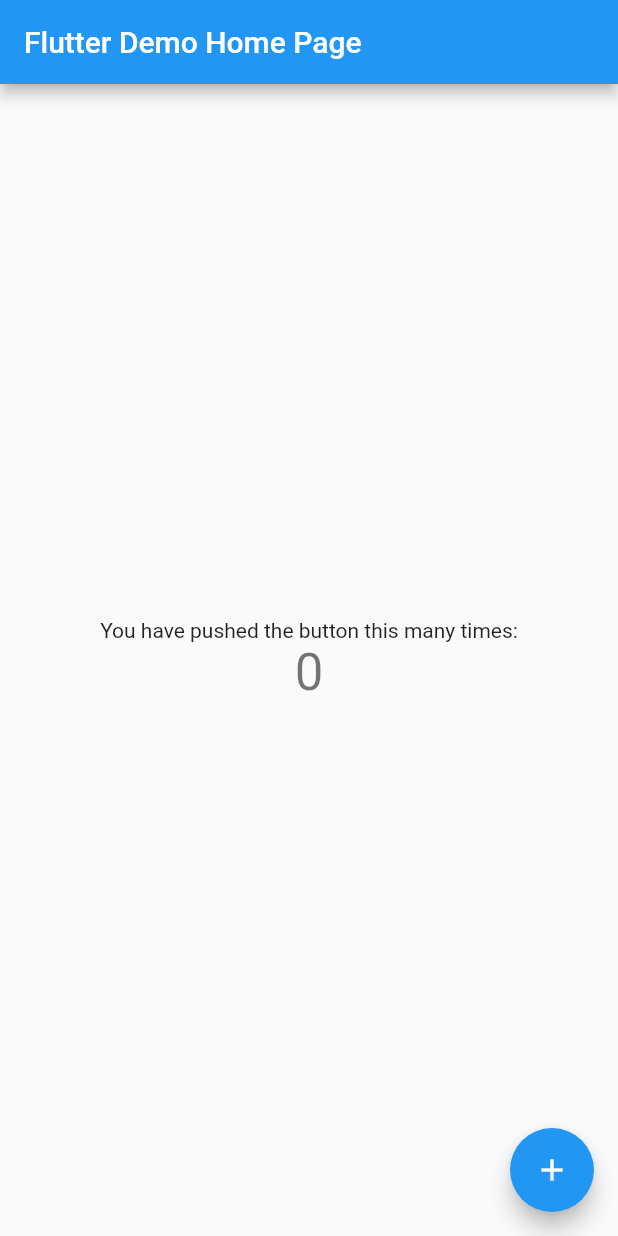
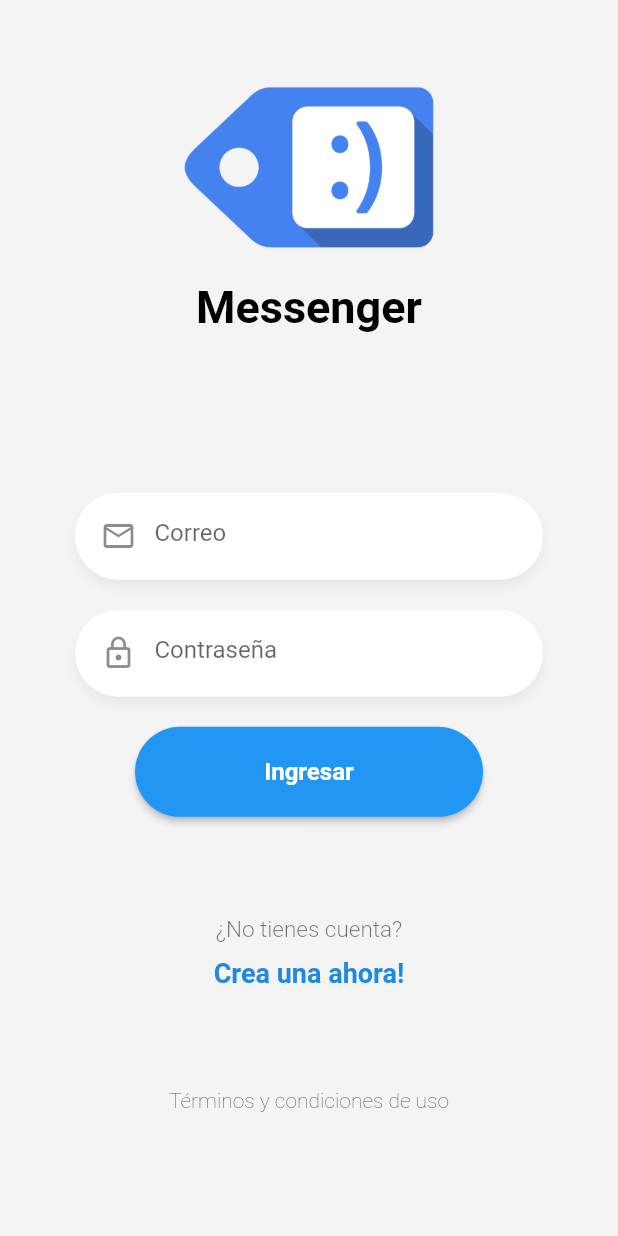
Before and after one commit to LuisPulenta/chat, a Flutter app: the screen it shows after launch, on a phone screen of 412 x 824 dp. Run offline on Flutter 3.47's test engine with Material 2 defaults, Android fonts, the phone set to English and light mode, and no system bars.

Commit message:
Video 58

```diff
--- a/lib/main.dart
+++ b/lib/main.dart
@@ -1,115 +1,16 @@
+import 'package:chat/routes/routes.dart';
 import 'package:flutter/material.dart';
 
-void main() {
-  runApp(const MyApp());
-}
+void main() => runApp(MyApp());
 
 class MyApp extends StatelessWidget {
-  const MyApp({Key? key}) : super(key: key);
-
-  // This widget is the root of your application.
   @override
   Widget build(BuildContext context) {
     return MaterialApp(
-      title: 'Flutter Demo',
-      theme: ThemeData(
-        // This is the theme of your application.
-        //
-        // Try running your application with "flutter run". You'll see the
-        // application has a blue toolbar. Then, without quitting the app, try
-        // changing the primarySwatch below to Colors.green and then invoke
-        // "hot reload" (press "r" in the console where you ran "flutter run",
-        // or simply save your changes to "hot reload" in a Flutter IDE).
-        // Notice that the counter didn't reset back to zero; the application
-        // is not restarted.
-        primarySwatch: Colors.blue,
-      ),
-      home: const MyHomePage(title: 'Flutter Demo Home Page'),
+      debugShowCheckedModeBanner: false,
+      title: 'Chat',
+      initialRoute: 'login',
+      routes: appRoutes,
     );
   }
 }
-
-class MyHomePage extends StatefulWidget {
-  const MyHomePage({Key? key, required this.title}) : super(key: key);
-
-  // This widget is the home page of your application. It is stateful, meaning
-  // that it has a State object (defined below) that contains fields that affect
-  // how it looks.
-
-  // This class is the configuration for the state. It holds the values (in this
-  // case the title) provided by the parent (in this case the App widget) and
-  // used by the build method of the State. Fields in a Widget subclass are
-  // always marked "final".
-
-  final String title;
-
-  @override
-  State<MyHomePage> createState() => _MyHomePageState();
-}
-
-class _MyHomePageState extends State<MyHomePage> {
-  int _counter = 0;
-
-  void _incrementCounter() {
-    setState(() {
-      // This call to setState tells the Flutter framework that something has
-      // changed in this State, which causes it to rerun the build method below
-      // so that the display can reflect the updated values. If we changed
-      // _counter without calling setState(), then the build method would not be
-      // called again, and so nothing would appear to happen.
-      _counter++;
-    });
-  }
-
-  @override
-  Widget build(BuildContext context) {
-    // This method is rerun every time setState is called, for instance as done
-    // by the _incrementCounter method above.
-    //
-    // The Flutter framework has been optimized to make rerunning build methods
-    // fast, so that you can just rebuild anything that needs updating rather
-    // than having to individually change instances of widgets.
-    return Scaffold(
-      appBar: AppBar(
-        // Here we take the value from the MyHomePage object that was created by
-        // the App.build method, and use it to set our appbar title.
-        title: Text(widget.title),
-      ),
-      body: Center(
-        // Center is a layout widget. It takes a single child and positions it
-        // in the middle of the parent.
-        child: Column(
-          // Column is also a layout widget. It takes a list of children and
-          // arranges them vertically. By default, it sizes itself to fit its
-          // children horizontally, and tries to be as tall as its parent.
-          //
-          // Invoke "debug painting" (press "p" in the console, choose the
-          // "Toggle Debug Paint" action from the Flutter Inspector in Android
-          // Studio, or the "Toggle Debug Paint" command in Visual Studio Code)
-          // to see the wireframe for each widget.
-          //
-          // Column has various properties to control how it sizes itself and
-          // how it positions its children. Here we use mainAxisAlignment to
-          // center the children vertically; the main axis here is the vertical
-          // axis because Columns are vertical (the cross axis would be
-          // horizontal).
-          mainAxisAlignment: MainAxisAlignment.center,
-          children: <Widget>[
-            const Text(
-              'You have pushed the button this many times:',
-            ),
-            Text(
-              '$_counter',
-              style: Theme.of(context).textTheme.headline4,
-            ),
-          ],
-        ),
-      ),
-      floatingActionButton: FloatingActionButton(
-        onPressed: _incrementCounter,
-        tooltip: 'Increment',
-        child: const Icon(Icons.add),
-      ), // This trailing comma makes auto-formatting nicer for build methods.
-    );
-  }
-}
--- /dev/null
+++ b/lib/pages/login_page.dart
@@ -0,0 +1,79 @@
+import 'package:chat/widgets/widgets.dart';
+import 'package:flutter/material.dart';
+
+class LoginPage extends StatelessWidget {
+  const LoginPage({Key? key}) : super(key: key);
+
+  @override
+  Widget build(BuildContext context) {
+    return Scaffold(
+      backgroundColor: Color(0xddf2f2f2),
+      body: SafeArea(
+        child: SingleChildScrollView(
+          physics: BouncingScrollPhysics(),
+          child: Container(
+            height: MediaQuery.of(context).size.height * 0.9,
+            child: Column(
+              mainAxisAlignment: MainAxisAlignment.spaceBetween,
+              children: [
+                Logo(titulo: 'Messenger'),
+                _Form(),
+                Labels(
+                  ruta: 'register',
+                  titulo: '¿No tienes cuenta?',
+                  subtitulo: 'Crea una ahora!',
+                ),
+                Text(
+                  'Términos y condiciones de uso',
+                  style: TextStyle(fontWeight: FontWeight.w200),
+                ),
+              ],
+            ),
+          ),
+        ),
+      ),
+    );
+  }
+}
+
+class _Form extends StatefulWidget {
+  @override
+  State<_Form> createState() => __FormState();
+}
+
+class __FormState extends State<_Form> {
+  final emailCtrl = TextEditingController();
+  final passCtrl = TextEditingController();
+
+  @override
+  Widget build(BuildContext context) {
+    return Container(
+      margin: EdgeInsets.only(top: 40),
+      padding: EdgeInsets.symmetric(horizontal: 50),
+      child: Column(
+        children: [
+          CustomInput(
+            icon: Icons.mail_outline,
+            placeholder: 'Correo',
+            keyboardType: TextInputType.emailAddress,
+            textController: emailCtrl,
+          ),
+          CustomInput(
+            icon: Icons.lock_outline,
+            placeholder: 'Contraseña',
+            keyboardType: TextInputType.text,
+            textController: passCtrl,
+            isPassword: true,
+          ),
+          BotonAzul(
+            text: 'Ingresar',
+            onPressed: () {
+              print(emailCtrl.text);
+              print(passCtrl.text);
+            },
+          ),
+        ],
+      ),
+    );
+  }
+}
--- /dev/null
+++ b/lib/pages/pages.dart
@@ -0,0 +1,5 @@
+export 'package:chat/pages/chat_page.dart';
+export 'package:chat/pages/loading_page.dart';
+export 'package:chat/pages/login_page.dart';
+export 'package:chat/pages/register_page.dart';
+export 'package:chat/pages/usuarios_page.dart';
--- /dev/null
+++ b/lib/routes/routes.dart
@@ -0,0 +1,10 @@
+import 'package:flutter/material.dart';
+import 'package:chat/pages/pages.dart';
+
+final Map<String, Widget Function(BuildContext)> appRoutes = {
+  'usuarios': (_) => UsuariosPage(),
+  'chat': (_) => ChatPage(),
+  'login': (_) => LoginPage(),
+  'register': (_) => RegisterPage(),
+  'loading': (_) => LoadingPage(),
+};
--- /dev/null
+++ b/lib/widgets/boton_azul.dart
@@ -0,0 +1,28 @@
+import 'package:flutter/material.dart';
+
+class BotonAzul extends StatelessWidget {
+  final String text;
+  final Function onPressed;
+
+  const BotonAzul({required this.text, required this.onPressed});
+
+  @override
+  Widget build(BuildContext context) {
+    return MaterialButton(
+      child: Container(
+        width: 200,
+        height: 60,
+        child: Center(
+          child: Text(text,
+              style: TextStyle(
+                  color: Colors.white,
+                  fontSize: 16,
+                  fontWeight: FontWeight.bold)),
+        ),
+      ),
+      color: Colors.blue,
+      shape: StadiumBorder(),
+      onPressed: () => onPressed(),
+    );
+  }
+}
--- /dev/null
+++ b/lib/widgets/custom_input.dart
@@ -0,0 +1,45 @@
+import 'package:flutter/material.dart';
+
+class CustomInput extends StatelessWidget {
+  final IconData icon;
+  final String placeholder;
+  final TextEditingController textController;
+  final TextInputType keyboardType;
+  final bool isPassword;
+
+  CustomInput(
+      {required this.icon,
+      required this.placeholder,
+      required this.textController,
+      this.keyboardType = TextInputType.text,
+      this.isPassword = false});
+
+  @override
+  Widget build(BuildContext context) {
+    return Container(
+      padding: const EdgeInsets.only(top: 5, left: 5, bottom: 5, right: 20),
+      margin: const EdgeInsets.only(bottom: 20),
+      decoration: BoxDecoration(
+          color: Colors.white,
+          borderRadius: BorderRadius.circular(30),
+          boxShadow: <BoxShadow>[
+            BoxShadow(
+                color: Colors.black.withOpacity(0.05),
+                offset: Offset(0, 5),
+                blurRadius: 5)
+          ]),
+      child: TextField(
+        controller: textController,
+        autocorrect: false,
+        keyboardType: keyboardType,
+        obscureText: isPassword,
+        decoration: InputDecoration(
+          prefixIcon: Icon(icon),
+          focusedBorder: InputBorder.none,
+          border: InputBorder.none,
+          hintText: placeholder,
+        ),
+      ),
+    );
+  }
+}
--- /dev/null
+++ b/lib/widgets/labels.dart
@@ -0,0 +1,37 @@
+import 'package:flutter/material.dart';
+
+class Labels extends StatelessWidget {
+  final String ruta;
+  final String titulo;
+  final String subtitulo;
+
+  const Labels(
+      {required this.ruta, required this.titulo, required this.subtitulo});
+
+  @override
+  Widget build(BuildContext context) {
+    return Container(
+        child: Column(
+      children: [
+        Text(
+          titulo,
+          style: TextStyle(
+              color: Colors.black54, fontSize: 15, fontWeight: FontWeight.w300),
+        ),
+        const SizedBox(height: 10),
+        GestureDetector(
+          child: Text(
+            subtitulo,
+            style: TextStyle(
+                color: Colors.blue[600],
+                fontSize: 18,
+                fontWeight: FontWeight.bold),
+          ),
+          onTap: () {
+            Navigator.pushReplacementNamed(context, ruta);
+          },
+        ),
+      ],
+    ));
+  }
+}
--- /dev/null
+++ b/lib/widgets/logo.dart
@@ -0,0 +1,33 @@
+import 'package:flutter/material.dart';
+
+class Logo extends StatelessWidget {
+  final String titulo;
+
+  const Logo({required this.titulo});
+  @override
+  Widget build(BuildContext context) {
+    return Center(
+      child: Container(
+        width: 170,
+        margin: EdgeInsets.only(top: 50),
+        child: SafeArea(
+          child: Column(
+            children: [
+              Image(
+                image: AssetImage('assets/tag-logo.png'),
+              ),
+              SizedBox(
+                height: 20,
+              ),
+              Text(titulo,
+                  style: TextStyle(
+                      color: Colors.black,
+                      fontSize: 30,
+                      fontWeight: FontWeight.bold)),
+            ],
+          ),
+        ),
+      ),
+    );
+  }
+}
--- /dev/null
+++ b/lib/widgets/widgets.dart
@@ -0,0 +1,4 @@
+export 'package:chat/widgets/boton_azul.dart';
+export 'package:chat/widgets/custom_input.dart';
+export 'package:chat/widgets/labels.dart';
+export 'package:chat/widgets/logo.dart';
--- a/pubspec.yaml
+++ b/pubspec.yaml
@@ -58,8 +58,8 @@ flutter:
   uses-material-design: true
 
   # To add assets to your application, add an assets section, like this:
-  # assets:
-  #   - images/a_dot_burr.jpeg
+  assets:
+    - assets/
   #   - images/a_dot_ham.jpeg
 
   # An image asset can refer to one or more resolution-specific "variants", see
```
Also changed, not shown: lib/pages/chat_page.dart (added, +18 -0 lines), lib/pages/loading_page.dart (added, +18 -0 lines), lib/pages/register_page.dart (added, +86 -0 lines), lib/pages/usuarios_page.dart (added, +18 -0 lines), 1 other file.
